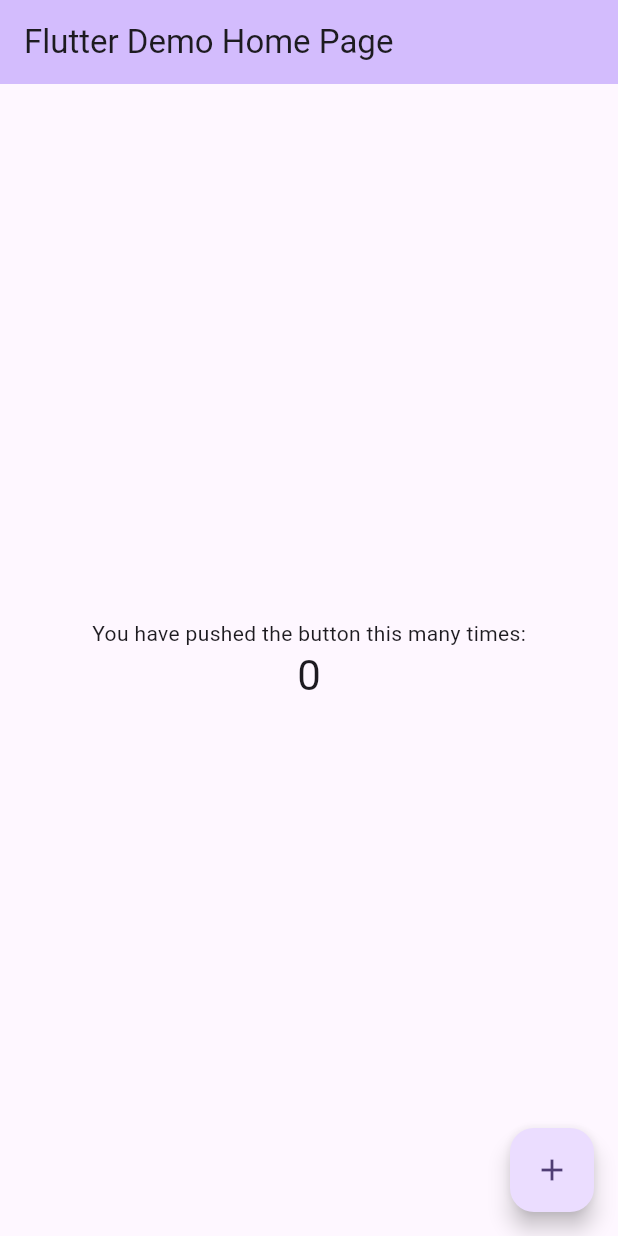
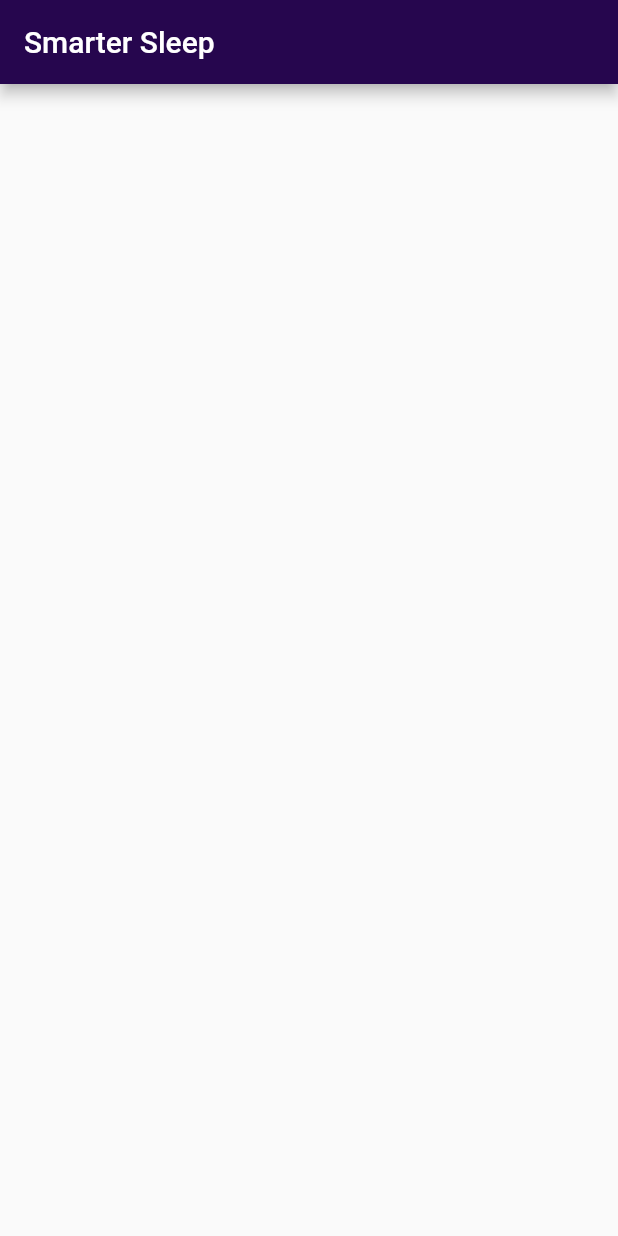
Before and after one commit to JL-SoftDev/Smarter-Sleep, a Flutter app: the screen it shows after launch, on a phone screen of 412 x 824 dp. Run offline on Flutter 3.47's test engine with Material 2 defaults, Android fonts, the phone set to English and light mode, and no system bars.

Commit message:
Removed Demo Code
Removed demo code loaded in by Flutter

```diff
--- a/Frontend/Smarter_Sleep/smarter_sleep/lib/main.dart
+++ b/Frontend/Smarter_Sleep/smarter_sleep/lib/main.dart
@@ -1,125 +1,50 @@
 import 'package:flutter/material.dart';
 
-void main() {
-  runApp(const MyApp());
+void main(){
+  runApp(SmarterSleep());
 }
-
-class MyApp extends StatelessWidget {
-  const MyApp({super.key});
-
-  // This widget is the root of your application.
+class SmarterSleep extends StatelessWidget {
+  const SmarterSleep({super.key});
   @override
   Widget build(BuildContext context) {
     return MaterialApp(
-      title: 'Flutter Demo',
-      theme: ThemeData(
-        // This is the theme of your application.
-        //
-        // TRY THIS: Try running your application with "flutter run". You'll see
-        // the application has a blue toolbar. Then, without quitting the app,
-        // try changing the seedColor in the colorScheme below to Colors.green
-        // and then invoke "hot reload" (save your changes or press the "hot
-        // reload" button in a Flutter-supported IDE, or press "r" if you used
-        // the command line to start the app).
-        //
-        // Notice that the counter didn't reset back to zero; the application
-        // state is not lost during the reload. To reset the state, use hot
-        // restart instead.
-        //
-        // This works for code too, not just values: Most code changes can be
-        // tested with just a hot reload.
-        colorScheme: ColorScheme.fromSeed(seedColor: Colors.deepPurple),
-        useMaterial3: true,
+      home: Scaffold(
+        appBar: AppBar(
+          backgroundColor: Color.fromARGB(255, 38, 6, 78),
+          title: const Text('Smarter Sleep', selectionColor: Colors.black,)
+        ),
       ),
-      home: const MyHomePage(title: 'Flutter Demo Home Page'),
+
     );
   }
 }
-
-class MyHomePage extends StatefulWidget {
-  const MyHomePage({super.key, required this.title});
-
-  // This widget is the home page of your application. It is stateful, meaning
-  // that it has a State object (defined below) that contains fields that affect
-  // how it looks.
-
-  // This class is the configuration for the state. It holds the values (in this
-  // case the title) provided by the parent (in this case the App widget) and
-  // used by the build method of the State. Fields in a Widget subclass are
-  // always marked "final".
-
-  final String title;
-
-  @override
-  State<MyHomePage> createState() => _MyHomePageState();
-}
-
-class _MyHomePageState extends State<MyHomePage> {
-  int _counter = 0;
-
-  void _incrementCounter() {
-    setState(() {
-      // This call to setState tells the Flutter framework that something has
-      // changed in this State, which causes it to rerun the build method below
-      // so that the display can reflect the updated values. If we changed
-      // _counter without calling setState(), then the build method would not be
-      // called again, and so nothing would appear to happen.
-      _counter++;
-    });
-  }
-
+class SignInPage extends StatelessWidget {
+  const SignInPage({super.key});
   @override
   Widget build(BuildContext context) {
-    // This method is rerun every time setState is called, for instance as done
-    // by the _incrementCounter method above.
-    //
-    // The Flutter framework has been optimized to make rerunning build methods
-    // fast, so that you can just rebuild anything that needs updating rather
-    // than having to individually change instances of widgets.
-    return Scaffold(
-      appBar: AppBar(
-        // TRY THIS: Try changing the color here to a specific color (to
-        // Colors.amber, perhaps?) and trigger a hot reload to see the AppBar
-        // change color while the other colors stay the same.
-        backgroundColor: Theme.of(context).colorScheme.inversePrimary,
-        // Here we take the value from the MyHomePage object that was created by
-        // the App.build method, and use it to set our appbar title.
-        title: Text(widget.title),
-      ),
-      body: Center(
-        // Center is a layout widget. It takes a single child and positions it
-        // in the middle of the parent.
-        child: Column(
-          // Column is also a layout widget. It takes a list of children and
-          // arranges them vertically. By default, it sizes itself to fit its
-          // children horizontally, and tries to be as tall as its parent.
-          //
-          // Column has various properties to control how it sizes itself and
-          // how it positions its children. Here we use mainAxisAlignment to
-          // center the children vertically; the main axis here is the vertical
-          // axis because Columns are vertical (the cross axis would be
-          // horizontal).
-          //
-          // TRY THIS: Invoke "debug painting" (choose the "Toggle Debug Paint"
-          // action in the IDE, or press "p" in the console), to see the
-          // wireframe for each widget.
-          mainAxisAlignment: MainAxisAlignment.center,
-          children: <Widget>[
-            const Text(
-              'You have pushed the button this many times:',
-            ),
-            Text(
-              '$_counter',
-              style: Theme.of(context).textTheme.headlineMedium,
-            ),
-          ],
+    return MaterialApp(
+      home: Scaffold(
+        appBar: AppBar(
+          backgroundColor: Color.fromARGB(255, 38, 6, 78),
+          title: const Text('Smarter Sleep', selectionColor: Colors.black,)
         ),
       ),
-      floatingActionButton: FloatingActionButton(
-        onPressed: _incrementCounter,
-        tooltip: 'Increment',
-        child: const Icon(Icons.add),
-      ), // This trailing comma makes auto-formatting nicer for build methods.
+
     );
   }
 }
+class HomeScreen extends StatelessWidget {
+  const HomeScreen({super.key});
+  @override
+  Widget build(BuildContext context) {
+    return MaterialApp(
+      home: Scaffold(
+        appBar: AppBar(
+          backgroundColor: Color.fromARGB(255, 38, 6, 78),
+          title: const Text('Smarter Sleep', selectionColor: Colors.black,)
+        ),
+      ),
+
+    );
+  }
+}
```
Also changed, not shown: 1 other file.
